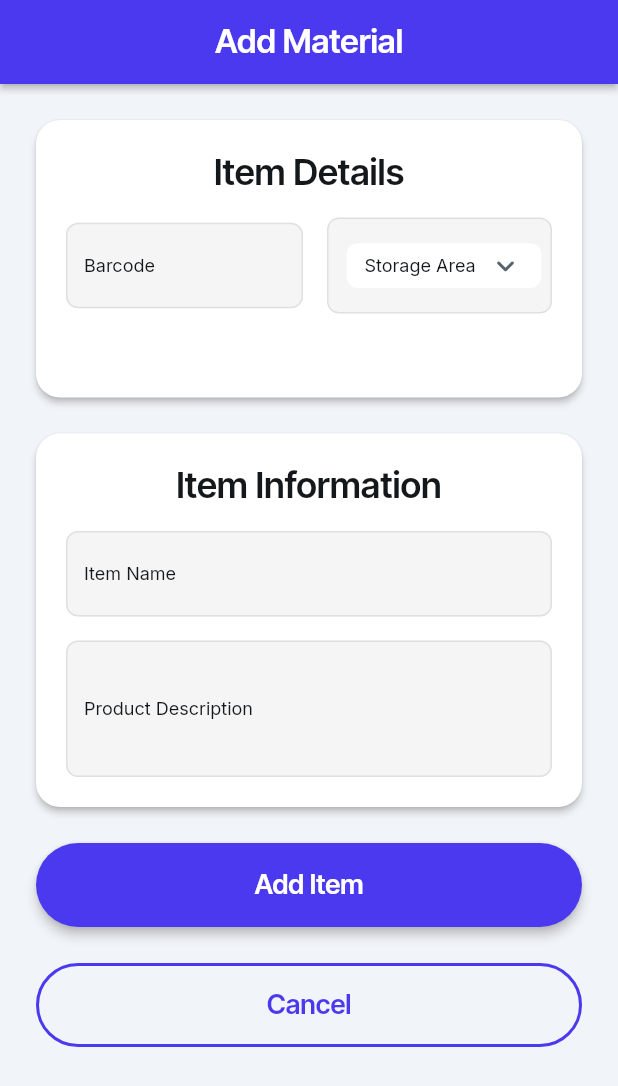
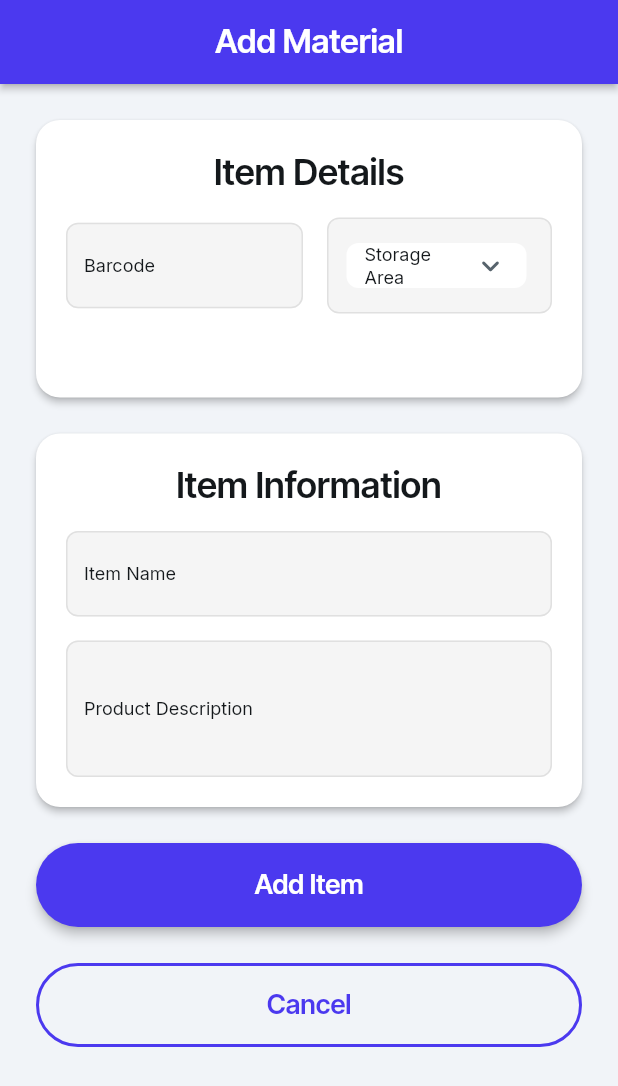
Before and after one commit to alsayedabdulaziz/FiFo, a Flutter app: the AddItemWidget screen opened by its route, after a tap on "Cancel", on a phone screen of 412 x 824 dp. Shown: the top 1086 px of the screen. Run offline on Flutter 3.47's test engine with Material 3 defaults, Android fonts, the phone set to English and light mode, and no system bars; drawn by our look-alikes of auto_size_text, dropdown_button2; our stand-ins replace equatable, font_awesome_flutter, from_css_color, go_router, google_fonts, page_transition and 2 more; missing offline and left inert: honeywell_scanner, json_path, mime_type; accounts and stored records are empty.

Commit message:
Updating to latest FlutterFlow output.

```diff
--- a/lib/pages/add_item/add_item_widget.dart
+++ b/lib/pages/add_item/add_item_widget.dart
@@ -261,7 +261,7 @@ class _AddItemWidgetState extends State<AddItemWidget> {
                                           options: _model.storageareas,
                                           onChanged: (val) => safeSetState(() =>
                                               _model.storageAreasValue = val),
-                                          width: 130.0,
+                                          width: 120.0,
                                           height: 30.0,
                                           textStyle:
                                               FlutterFlowTheme.of(context)
@@ -554,6 +554,7 @@ class _AddItemWidgetState extends State<AddItemWidget> {
                         _model.descriptionTextController?.clear();
                       });
                       _model.lastscannedBarcode = '-';
+                      _model.storageareas = [];
                       safeSetState(() {});
                       FFAppState().scannerdata = '';
                       safeSetState(() {});
```
